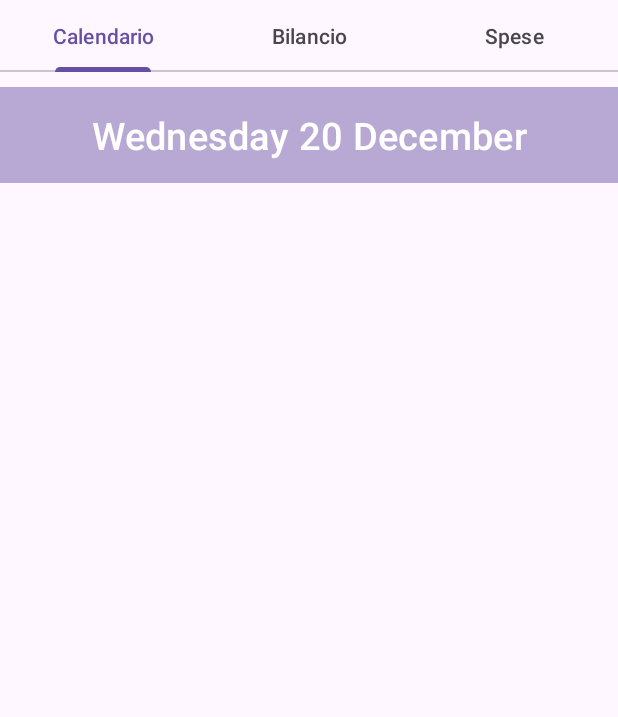
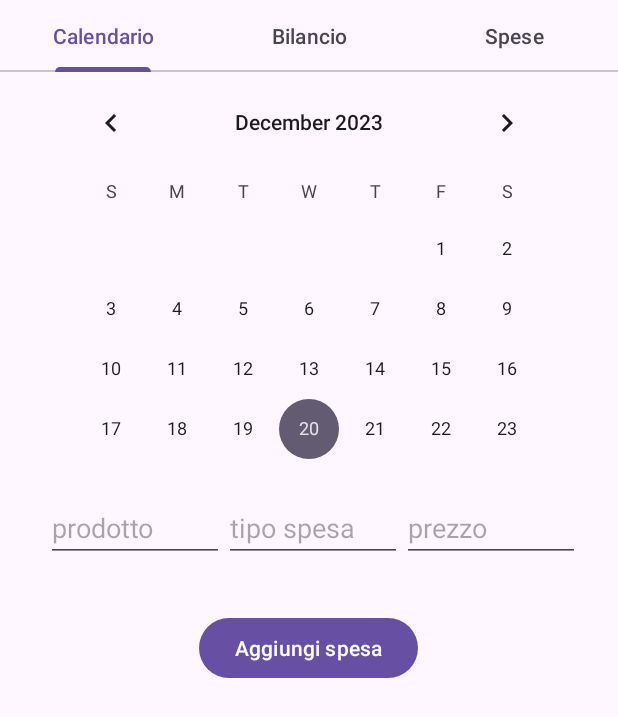
Before and after one commit to martinaminiello/Spese_MyApplication, an Android app: the screen it shows after launch (MainActivity), on a phone screen of 412 x 824 dp. Shown: the top 717 px of the screen. Run offline under Robolectric (Android 15) with nearby library versions, the phone set to English and light mode, and no system bars.

Commit message:
Calendar filter works, next step is storing in database

```diff
--- a/app/src/main/java/com/example/spese_myapplication/fragments/CalendarioFragment.java
+++ b/app/src/main/java/com/example/spese_myapplication/fragments/CalendarioFragment.java
@@ -6,69 +6,125 @@ import android.view.LayoutInflater;
 import android.view.View;
 import android.view.ViewGroup;
 import android.widget.Button;
+import android.widget.CalendarView;
 import android.widget.DatePicker;
+import android.widget.EditText;
+import android.widget.Toast;
+
+import androidx.annotation.NonNull;
+import androidx.annotation.Nullable;
 import androidx.fragment.app.Fragment;
+import androidx.recyclerview.widget.LinearLayoutManager;
+import androidx.recyclerview.widget.RecyclerView;
 
 
 import com.example.spese_myapplication.R;
 
 import java.text.SimpleDateFormat;
+import java.util.ArrayList;
 import java.util.Calendar;
+import java.util.HashMap;
+import java.util.List;
 import java.util.Locale;
+import java.util.Map;
 
 public class CalendarioFragment extends Fragment {
 
-    private Button btnDatePicker;
-    private Calendar selectedDate;
+    private CalendarView calendarView;
+    private EditText editTextName;
+    private EditText editTextType;
+    private EditText editTextPrice;
+    private Button btnAddItem;
+    private RecyclerView recyclerViewEvents;
+    private EventAdapter eventAdapter;
+    private Map<String, List<Event>> eventMap; // Map to store events for each date
+    private String selectedDate; // Currently selected date
 
+    @Nullable
     @Override
-    public View onCreateView(LayoutInflater inflater, ViewGroup container, Bundle savedInstanceState) {
+    public View onCreateView(@NonNull LayoutInflater inflater, @Nullable ViewGroup container, @Nullable Bundle savedInstanceState) {
         View view = inflater.inflate(R.layout.fragment_calendario, container, false);
 
-        btnDatePicker = view.findViewById(R.id.datepicker);
+        calendarView = view.findViewById(R.id.calendarView);
+        editTextName = view.findViewById(R.id.editTextName);
+        editTextType = view.findViewById(R.id.editTextType);
+        editTextPrice = view.findViewById(R.id.editTextPrice);
+        btnAddItem = view.findViewById(R.id.btnAddItem);
+        recyclerViewEvents = view.findViewById(R.id.recyclerViewEvents);
 
-        btnDatePicker.setOnClickListener(new View.OnClickListener() {
-            @Override
-            public void onClick(View v) {
-                showDatePickerDialog();
-            }
+        // Initialize event map
+        eventMap = new HashMap<>();
+
+        // Set up RecyclerView
+        eventAdapter = new EventAdapter(new ArrayList<>());
+        recyclerViewEvents.setLayoutManager(new LinearLayoutManager(getContext()));
+        recyclerViewEvents.setAdapter(eventAdapter);
+
+        // Set up CalendarView listener
+        calendarView.setOnDateChangeListener((view1, year, month, dayOfMonth) -> {
+            // Update events for the selected date
+            selectedDate = String.format(Locale.getDefault(), "%04d-%02d-%02d", year, month + 1, dayOfMonth);
+            updateEventsForDate(selectedDate);
         });
 
-        // Initialize selectedDate with the current date
-        selectedDate = Calendar.getInstance();
+        // Set initial date
+        selectedDate = getCurrentDate();
+        updateEventsForDate(selectedDate);
 
-        // Update button text with the current date
-        updateButtonText();
+        // Set up Add Item button click listener
+        btnAddItem.setOnClickListener(v -> addItemAction());
 
         return view;
     }
 
-    private void showDatePickerDialog() {
-        int year = selectedDate.get(Calendar.YEAR);
-        int month = selectedDate.get(Calendar.MONTH);
-        int day = selectedDate.get(Calendar.DAY_OF_MONTH);
-
-        DatePickerDialog datePickerDialog = new DatePickerDialog(
-                requireContext(),
-                new DatePickerDialog.OnDateSetListener() {
-                    @Override
-                    public void onDateSet(DatePicker view, int selectedYear, int selectedMonth, int selectedDay) {
-                        // Update selectedDate with the picked date
-                        selectedDate.set(selectedYear, selectedMonth, selectedDay);
-
-                        // Update button text with the selected date
-                        updateButtonText();
-                    }
-                },
-                year, month, day);
-
-        datePickerDialog.show();
+    // Get the current date in "yyyy-MM-dd" format
+    private String getCurrentDate() {
+        // Get the current date from the CalendarView
+        return Event.getCurrentDate();
     }
 
-    private void updateButtonText() {
-        // Format the date using the desired format
-        SimpleDateFormat sdf = new SimpleDateFormat("EEEE d MMMM", Locale.getDefault());
-        String buttonText = sdf.format(selectedDate.getTime());
-        btnDatePicker.setText(buttonText);
+    // Update events for the selected date
+    private void updateEventsForDate(String date) {
+        List<Event> events = eventMap.get(date);
+        if (events != null) {
+            eventAdapter.setEvents(events);
+        } else {
+            eventAdapter.setEvents(new ArrayList<>());
+        }
     }
+
+    // Add Item button click handler
+    private void addItemAction() {
+        String itemName = editTextName.getText().toString().trim();
+        String itemType = editTextType.getText().toString().trim();
+        String itemPriceString = editTextPrice.getText().toString().trim();
+
+        if (!itemName.isEmpty() && !itemType.isEmpty() && !itemPriceString.isEmpty()) {
+            CharSequence itemPrice = itemPriceString;
+
+            // Create a new event with the entered item details
+            Event newItem = new Event(itemName, itemType, itemPrice);
+
+            // Add the item to the map for the selected date
+            List<Event> eventsForDate = eventMap.get(selectedDate);
+            if (eventsForDate == null) {
+                eventsForDate = new ArrayList<>();
+                eventMap.put(selectedDate, eventsForDate);
+            }
+            eventsForDate.add(newItem);
+
+            // Update the events for the selected date
+            updateEventsForDate(selectedDate);
+
+            // Clear the input fields
+            editTextName.getText().clear();
+            editTextType.getText().clear();
+            editTextPrice.getText().clear();
+
+            Toast.makeText(getContext(), "Item added successfully", Toast.LENGTH_SHORT).show();
+        } else {
+            Toast.makeText(getContext(), "Please fill in all fields", Toast.LENGTH_SHORT).show();
+        }
+    }
+
 }
--- /dev/null
+++ b/app/src/main/java/com/example/spese_myapplication/fragments/Event.java
@@ -0,0 +1,37 @@
+package com.example.spese_myapplication.fragments;
+
+import java.text.SimpleDateFormat;
+import java.util.Date;
+import java.util.Locale;
+
+public class Event {
+
+    private static final SimpleDateFormat dateFormat = new SimpleDateFormat("yyyy-MM-dd", Locale.getDefault());
+
+    private String name;
+    private String type;
+    private CharSequence price;
+
+    public Event(String name, String type, CharSequence price) {
+        this.name = name;
+        this.type=type;
+        this.price=price;
+    }
+
+    public String getName() {
+        return name;
+    }
+    public String getType() {
+        return type;
+    }
+    public CharSequence getPrice() {
+        return price;
+    }
+    public static String getCurrentDate() {
+        // Get the current date
+        long currentDateMillis = System.currentTimeMillis();
+        return dateFormat.format(new Date(currentDateMillis));
+    }
+
+    // Add any additional fields and methods as needed
+}
--- /dev/null
+++ b/app/src/main/java/com/example/spese_myapplication/fragments/EventAdapter.java
@@ -0,0 +1,63 @@
+package com.example.spese_myapplication.fragments;
+
+import android.view.LayoutInflater;
+import android.view.View;
+import android.view.ViewGroup;
+import android.widget.TextView;
+
+import androidx.annotation.NonNull;
+import androidx.recyclerview.widget.RecyclerView;
+
+import com.example.spese_myapplication.R;
+
+import java.util.List;
+
+public class EventAdapter extends RecyclerView.Adapter<EventAdapter.ViewHolder> {
+
+    private List<Event> events;
+
+    public EventAdapter(List<Event> events) {
+        this.events = events;
+    }
+
+    public void setEvents(List<Event> events) {
+        this.events = events;
+        notifyDataSetChanged();
+    }
+
+    @NonNull
+    @Override
+    public ViewHolder onCreateViewHolder(@NonNull ViewGroup parent, int viewType) {
+        View view = LayoutInflater.from(parent.getContext()).inflate(R.layout.item_layout, parent, false);
+        return new ViewHolder(view);
+    }
+
+    @Override
+    public void onBindViewHolder(@NonNull ViewHolder holder, int position) {
+        Event event = events.get(position);
+        holder.textName.setText("Nome: " + event.getName());
+        holder.textType.setText("Tipo: " + event.getType());
+        holder.textPrice.setText("Prezzo: " + event.getPrice());
+    }
+
+    @Override
+    public int getItemCount() {
+        return events.size();
+    }
+
+    public static class ViewHolder extends RecyclerView.ViewHolder {
+
+        private TextView textName;
+        private TextView textType;
+        private TextView textPrice;
+
+        public ViewHolder(@NonNull View itemView) {
+            super(itemView);
+          textName=itemView.findViewById(R.id.tvNome);
+            textType=itemView.findViewById(R.id.tvTipo);
+            textPrice=itemView.findViewById(R.id.tvPrezzo);
+        }
+
+
+    }
+}
--- /dev/null
+++ b/app/src/main/res/drawable/logo.xml
@@ -0,0 +1,4 @@
+<?xml version="1.0" encoding="utf-8"?>
+<selector xmlns:android="http://schemas.android.com/apk/res/android">
+
+</selector>
--- a/app/src/main/res/layout/fragment_calendario.xml
+++ b/app/src/main/res/layout/fragment_calendario.xml
@@ -9,25 +9,77 @@
     tools:context=".fragments.CalendarioFragment">
 
 
-    <Button
-        android:id="@+id/datepicker"
-        android:layout_width="match_parent"
-        android:layout_height="?actionBarSize"
-        android:layout_alignParentTop="true"
-        android:layout_marginTop="10dp"
-        android:background="#779C27B0"
-        android:backgroundTint="#55ADF3"
-        android:paddingStart="16dp"
-        android:paddingEnd="16dp"
-        android:text="Pick a Date"
-        android:textAlignment="center"
-        android:textColor="@color/white"
-        android:textSize="25dp"
-        app:strokeColor="#DF8211B3"
-        app:strokeWidth="3dp">
+    <CalendarView
+        android:id="@+id/calendarView"
+        android:layout_width="wrap_content"
+        android:layout_height="272dp"
 
-    </Button>
+        android:layout_centerHorizontal="true"
 
 
+        app:layout_constraintBottom_toBottomOf="parent"
+
+        app:layout_constraintEnd_toEndOf="parent"
+        app:layout_constraintStart_toStartOf="parent"
+        app:layout_constraintTop_toTopOf="parent" />
+
+    <LinearLayout
+        android:id="@+id/itemlayout"
+        android:layout_width="match_parent"
+        android:layout_height="wrap_content"
+        android:layout_below="@id/calendarView"
+        android:layout_alignParentStart="true"
+        android:layout_marginStart="5dp"
+        android:layout_marginTop="-16dp"
+        android:orientation="horizontal"
+        android:padding="25dp">
+
+        <EditText
+            android:id="@+id/editTextName"
+            android:layout_width="0dp"
+            android:layout_height="wrap_content"
+            android:layout_weight="1"
+            android:hint="prodotto"
+            android:inputType="text" />
+
+        <EditText
+            android:id="@+id/editTextType"
+            android:layout_width="0dp"
+            android:layout_height="wrap_content"
+            android:layout_weight="1"
+            android:hint="tipo spesa"
+            android:inputType="text" />
+
+        <EditText
+            android:id="@+id/editTextPrice"
+            android:layout_width="0dp"
+            android:layout_height="wrap_content"
+            android:layout_weight="1"
+            android:hint="prezzo"
+            android:inputType="numberDecimal" />
+    </LinearLayout>
+
+    <androidx.recyclerview.widget.RecyclerView
+        android:id="@+id/recyclerViewEvents"
+        android:layout_width="411dp"
+        android:layout_height="202dp"
+        android:layout_below="@id/calendarView"
+        android:layout_alignParentStart="true"
+        android:layout_alignParentEnd="true"
+        android:layout_alignParentBottom="true"
+        android:layout_marginStart="1dp"
+        android:layout_marginTop="151dp"
+        android:layout_marginEnd="0dp"
+        android:layout_marginBottom="18dp" />
+
+    <Button
+        android:id="@+id/btnAddItem"
+        android:layout_width="wrap_content"
+        android:layout_height="wrap_content"
+        android:layout_below="@id/itemlayout"
+        android:layout_centerHorizontal="true"
+        android:layout_marginTop="8dp"
+        android:onClick="addItemAction"
+        android:text="Aggiungi spesa" />
 
 </RelativeLayout>
--- /dev/null
+++ b/app/src/main/res/values/ic_launcher_background.xml
@@ -0,0 +1,4 @@
+<?xml version="1.0" encoding="utf-8"?>
+<resources>
+    <color name="ic_launcher_background">#ECFAFF</color>
+</resources>
--- /dev/null
+++ b/app/src/main/res/values/refs.xml
@@ -0,0 +1,2 @@
+<?xml version="1.0" encoding="utf-8"?>
+<resources></resources>
```
Also changed, not shown: app/src/main/res/layout/activity_event_edit.xml (added, +62 -0 lines), app/src/main/res/layout/calendar_cell.xml (added, +22 -0 lines), app/src/main/res/layout/event_cell.xml (added, +18 -0 lines), app/src/main/res/layout/item_layout.xml (added, +42 -0 lines), app/src/main/ic_launcher-playstore.png (added), app/src/main/res/mipmap-hdpi/ic_launcher_foreground.webp (added), app/src/main/res/mipmap-mdpi/ic_launcher_foreground.webp (added), app/src/main/res/mipmap-xhdpi/ic_launcher_foreground.webp (added), app/src/main/res/mipmap-xxhdpi/ic_launcher_foreground.webp (added), app/src/main/res/mipmap-xxxhdpi/ic_launcher_foreground.webp (added).
